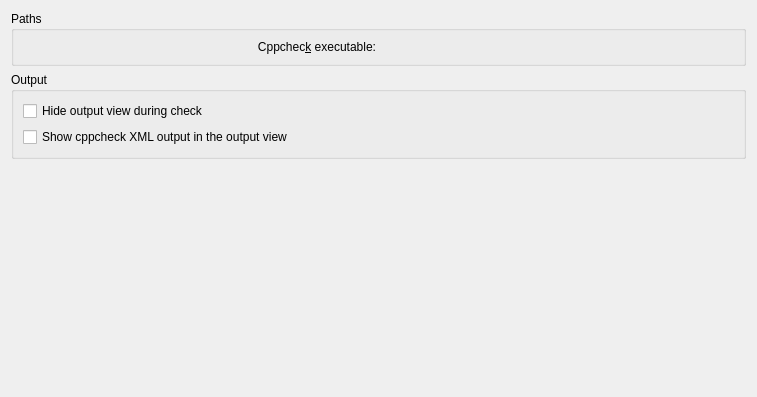
This is analyzers/cppcheck/config/globalconfigpage.ui in KDE/kdevelop as Qt 5 draws it before an edit. The edited form follows.
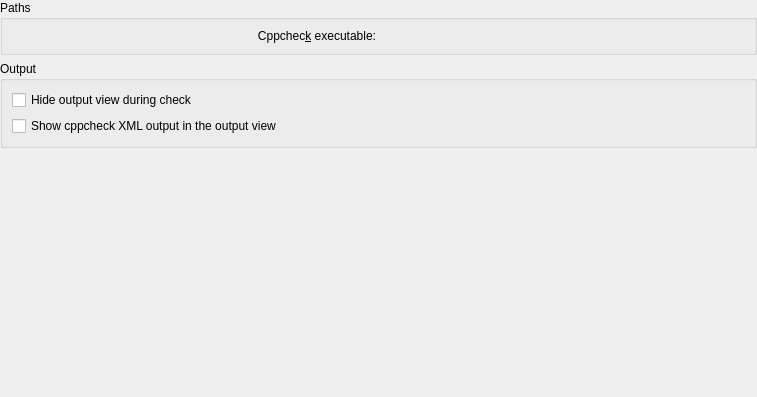
This is the edited form. Custom widgets are drawn as their Qt base class.

Commit message: Remove additional margin around setting pages

The edit to the form file:
```diff
--- a/analyzers/cppcheck/config/globalconfigpage.ui
+++ b/analyzers/cppcheck/config/globalconfigpage.ui
@@ -11,6 +11,9 @@
    </rect>
   </property>
   <layout class="QVBoxLayout" name="verticalLayout_2">
+   <property name="margin">
+    <number>0</number>
+   </property>
    <item>
     <widget class="QGroupBox" name="pathsGroupBox">
      <property name="title">
```
The commit also changes 7 other files.
